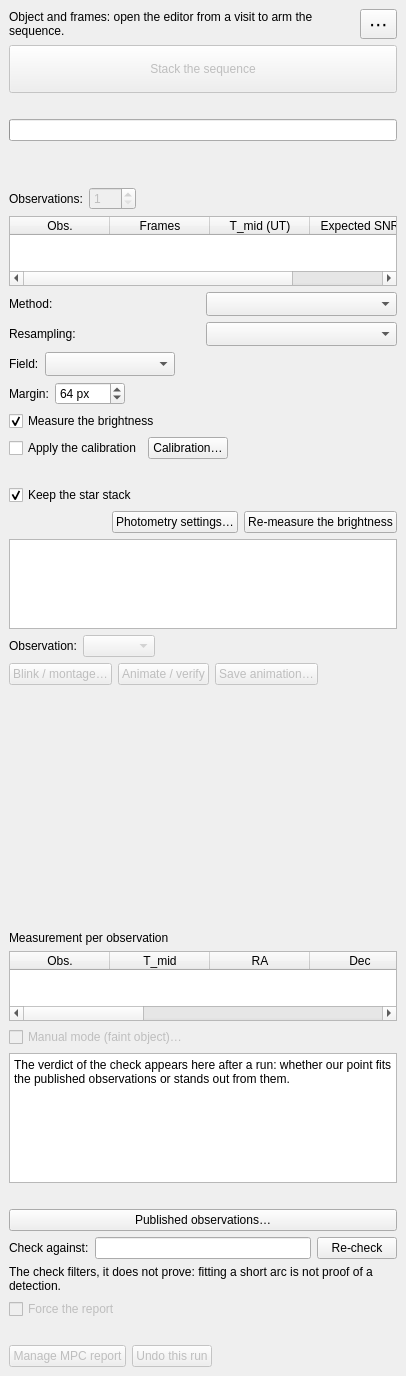
Before: the Qt Designer form nightscribe/gui/ui/ufe_trackstack_tab.ui in irydeo/nightscribe, drawn with Qt 5.
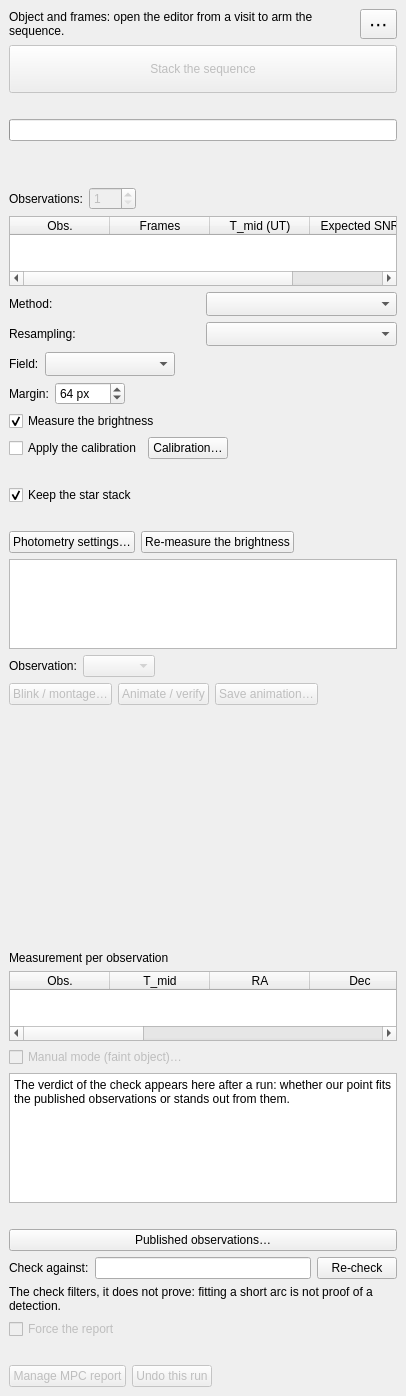
After: the same form once the commit is applied.

Commit message: fix(ufe): the Astrometry panel fits the column

```diff
--- a/nightscribe/gui/ui/ufe_trackstack_tab.ui
+++ b/nightscribe/gui/ui/ufe_trackstack_tab.ui
@@ -307,8 +307,6 @@
        </layout>
       </item>
       <item>
-       <layout class="QHBoxLayout" name="row_recipe">
-        <item>
          <widget class="QLabel" name="lbl_recipe">
           <property name="text"><string/></property>
           <property name="wordWrap"><bool>true</bool></property>
@@ -318,6 +316,8 @@
          </widget>
         </item>
         <item>
+       <layout class="QHBoxLayout" name="row_recipe">
+        <item>
          <widget class="QPushButton" name="btn_recipe">
           <property name="text"><string>Photometry settings…</string></property>
           <property name="toolTip">
@@ -333,6 +333,12 @@
           </property>
          </widget>
         </item>
+        <item>
+         <spacer name="hsp_recipe">
+          <property name="orientation"><enum>Qt::Horizontal</enum></property>
+          <property name="sizeHint" stdset="0"><size><width>40</width><height>20</height></size></property>
+         </spacer>
+        </item>
        </layout>
       </item>
      </layout>
```
Lines whose indentation alone changed are shown as unchanged. The commit also changes 1 other file.
